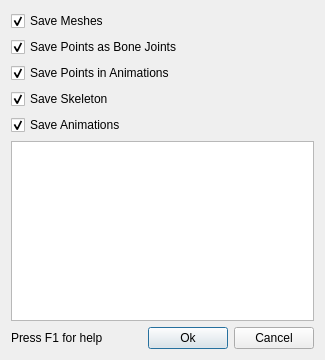
Old version of the form src/qtui/iqeprompt.ui in the repository zturtleman/mm3d.
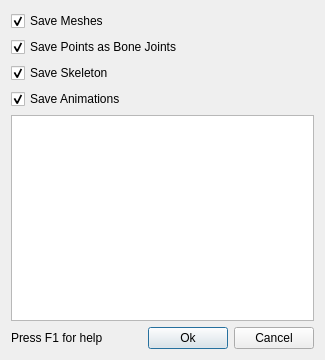
New version of the form.

Commit message:
iqefilter: Remove option to disable saving points in animations
Leaving points out of animations was intended to be left out of the
IQM animations poses or to use the default pose from the skeleton but
the IQM compiler in the official SDK uses identity pose (origin 0,0,0
and no rotation).

What changed in the file:
```diff
--- a/src/qtui/iqeprompt.ui
+++ b/src/qtui/iqeprompt.ui
@@ -34,16 +34,6 @@
      </property>
     </widget>
    </item>
-   <item>
-    <widget class="QCheckBox" name="m_savePointsAnim">
-     <property name="text">
-      <string>Save Points in Animations</string>
-     </property>
-     <property name="checked">
-      <bool>true</bool>
-     </property>
-    </widget>
-   </item>
    <item>
     <widget class="QCheckBox" name="m_saveSkeleton">
      <property name="text">
```
Left out of the diff: 1 changed line with no effect on the pictures. The commit also changes 4 other files.
